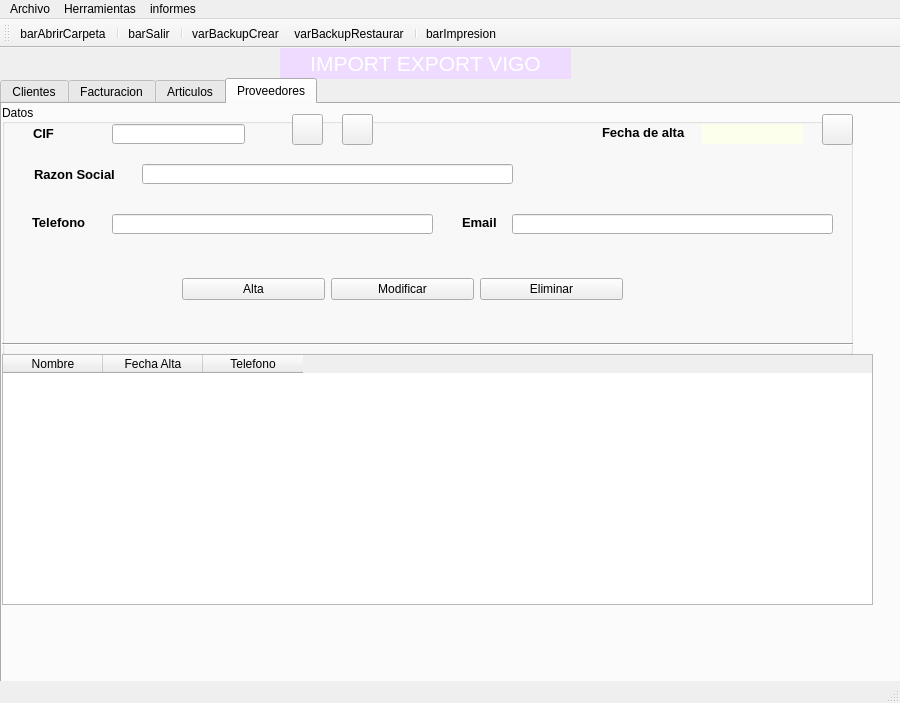
PortelaAtenea/BasicInterface, file window.ui: the form before one commit.
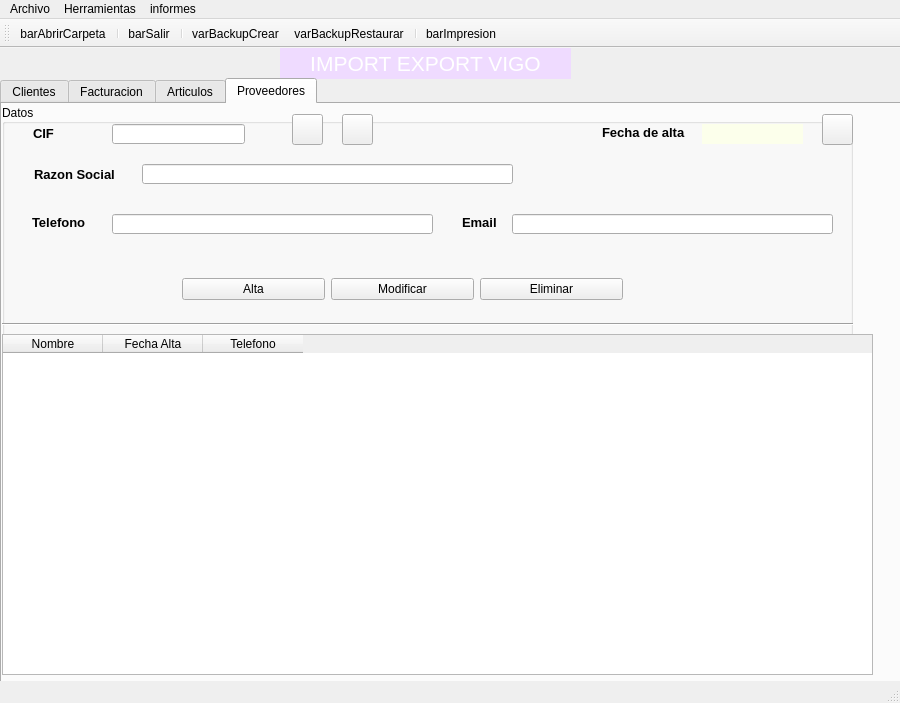
The form after the commit. The open tabs and pages were chosen to show the change. Icons and pictures are not drawn.

Patch:
```diff
--- a/window.ui
+++ b/window.ui
@@ -1761,7 +1761,7 @@
        <property name="geometry">
         <rect>
          <x>0</x>
-         <y>230</y>
+         <y>210</y>
          <width>871</width>
          <height>20</height>
         </rect>
@@ -2002,9 +2002,9 @@
       <property name="geometry">
        <rect>
         <x>0</x>
-        <y>250</y>
+        <y>230</y>
         <width>871</width>
-        <height>251</height>
+        <height>341</height>
        </rect>
       </property>
       <property name="font">
```
Left out of the diff: 4 changed lines with no effect on the pictures.
